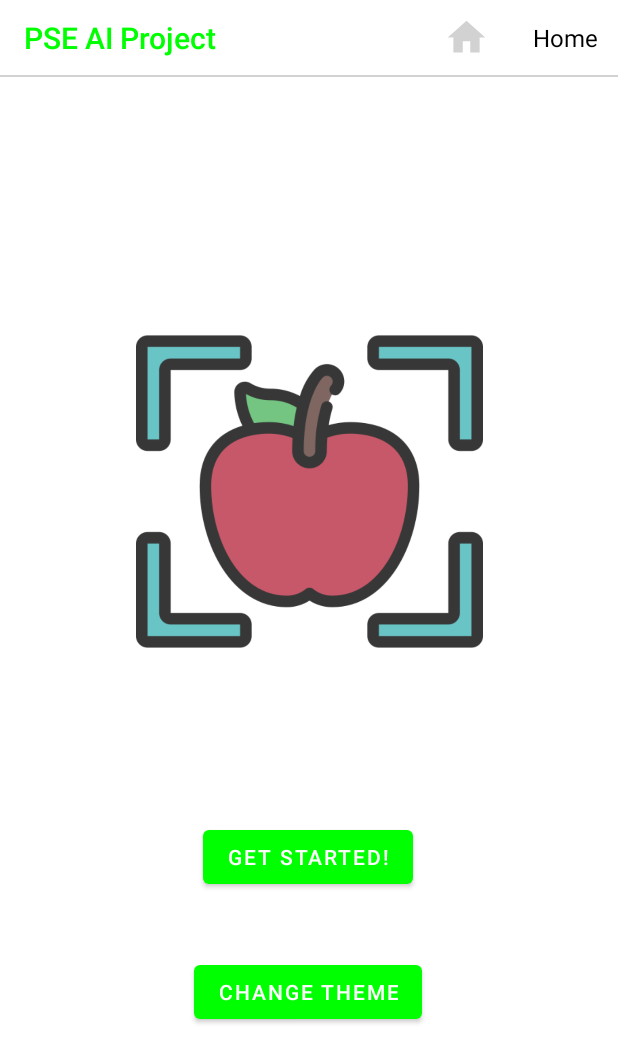
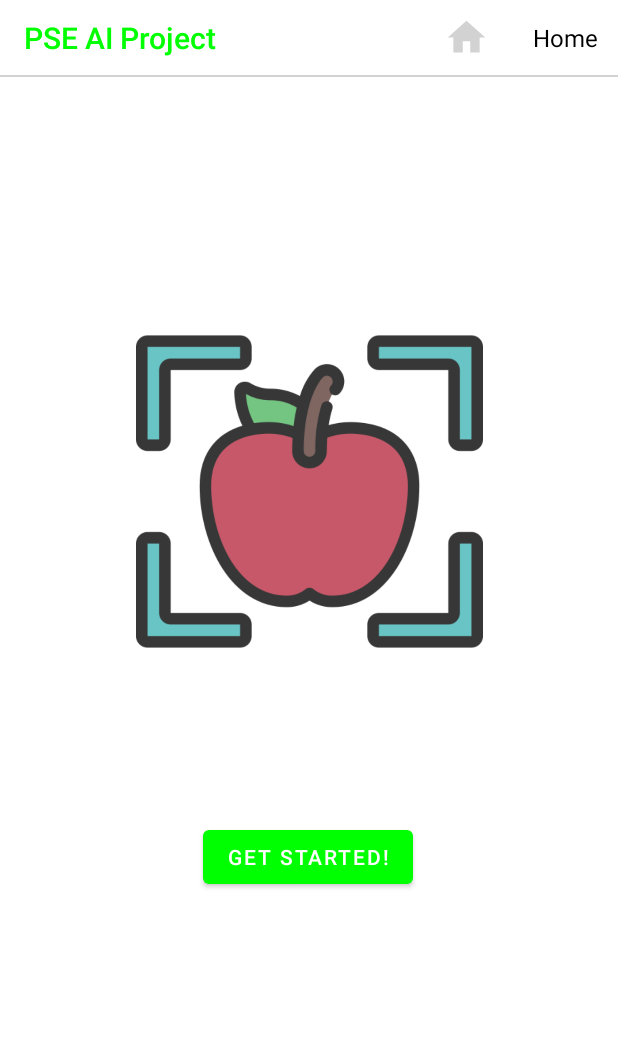
Before and after one commit to andreamu02/PSE-AI-Project, an Android app: the screen it shows after launch once a user with an empty profile is signed in (MainActivity), on a phone screen of 412 x 824 dp. Shown: the top 1063 px of the screen. Run offline under Robolectric (Android 15) with nearby library versions, the phone set to English and light mode, and no system bars; our stand-ins replace Firebase (no records; nobody signed in at launch, a user with empty details on screens opened directly).

Commit message:
Aggiunta funzione di cambio tema da spinner item

```diff
--- a/app/src/main/java/it/unipd/dei/pseaiproject/CustomSpinnerAdapter.kt
+++ b/app/src/main/java/it/unipd/dei/pseaiproject/CustomSpinnerAdapter.kt
@@ -10,7 +10,7 @@ import android.widget.TextView
 import androidx.core.content.ContextCompat
 import it.unipd.dei.pseaiproject.R
 
-class CustomSpinnerAdapter(context: Context, private val data: List<SpinnerItem>, private val textColor: Int) :
+class CustomSpinnerAdapter(context: Context, private val data: List<SpinnerItem>, private val textColor: Int, private val backgroundColor: Int) :
     ArrayAdapter<SpinnerItem>(context, 0, data) {
 
     override fun getView(position: Int, convertView: View?, parent: ViewGroup): View {
@@ -20,7 +20,9 @@ class CustomSpinnerAdapter(context: Context, private val data: List<SpinnerItem>
         if (view == null) {
             view = LayoutInflater.from(context).inflate(R.layout.spinner_item_layout, parent, false)
             val textView = view.findViewById<TextView>(R.id.text)
+            val imageView = view.findViewById<ImageView>(R.id.icon)
             textView.setTextColor(ContextCompat.getColor(context, textColor))
+            view.setBackgroundColor(ContextCompat.getColor(context, backgroundColor))
             holder = ViewHolder()
             holder.icon = view.findViewById(R.id.icon)
             holder.text = view.findViewById(R.id.text)
--- a/app/src/main/java/it/unipd/dei/pseaiproject/MainActivity.kt
+++ b/app/src/main/java/it/unipd/dei/pseaiproject/MainActivity.kt
@@ -21,10 +21,16 @@ class MainActivity : AppCompatActivity() {
         super.onCreate(savedInstanceState)
         val sharedPreferences = getSharedPreferences("ThemePrefs", Context.MODE_PRIVATE)
         val isDarkTheme = sharedPreferences.getBoolean("isDarkTheme", false)
+        var backgroundAB = R.color.black
+        var titleColor = R.color.ametista
+        var spinnerTextColor = R.color.white
         if (isDarkTheme) {
             setTheme(R.style.DarkStyle)
         } else {
             setTheme(R.style.LightStyle)
+            backgroundAB = R.color.white
+            titleColor = R.color.green
+            spinnerTextColor = R.color.black
         }
 
         firebaseAuth = FirebaseAuth.getInstance()
@@ -38,33 +44,15 @@ class MainActivity : AppCompatActivity() {
         val spinnerItems = listOf(
             SpinnerItem(R.drawable.home, "Home"),
             SpinnerItem(R.drawable.information_slab_box, "Info"),
-            SpinnerItem(R.drawable.theme_light_dark, "Change Theme"),
-            SpinnerItem(R.drawable.home, "Logout")
+            SpinnerItem(R.drawable.theme_light_dark, "Change theme"),
+            SpinnerItem(R.drawable.logout, "Logout")
         )
-
-        var backgroundAB = R.color.black
-        var titleColor = R.color.ametista
-        var spinnerTextColor = R.color.white
-        if (!isDarkTheme) {
-            backgroundAB = R.color.white
-            titleColor = R.color.green
-            spinnerTextColor = R.color.black
-        }
 
         supportActionBar?.setBackgroundDrawable(ColorDrawable(resources.getColor(backgroundAB)))
         toolbar.setTitleTextColor(resources.getColor(titleColor))
 
-        val adapter = CustomSpinnerAdapter(this, spinnerItems, spinnerTextColor)
+        val adapter = CustomSpinnerAdapter(this, spinnerItems, spinnerTextColor, backgroundAB)
         spinner.adapter = adapter
-        val buttonChangeTheme = findViewById<Button>(R.id.changeTheme) // Bottone per cambiare tema
-        buttonChangeTheme.setOnClickListener {
-            // Cambia tema e riavvia l'attività
-            val editor: SharedPreferences.Editor = sharedPreferences.edit()
-            editor.putBoolean("isDarkTheme", !isDarkTheme)
-            editor.apply()
-
-            recreate()
-        }
 
         // Gestire gli eventi di selezione
         spinner.onItemSelectedListener = object : AdapterView.OnItemSelectedListener {
@@ -76,7 +64,14 @@ class MainActivity : AppCompatActivity() {
                     startActivity(intent)
                     finish()
                 }
-                Toast.makeText(this@MainActivity, "Selected: $item", Toast.LENGTH_SHORT).show()
+                if(item.text == "Change theme"){
+                    val editor: SharedPreferences.Editor = sharedPreferences.edit()
+                    editor.putBoolean("isDarkTheme", !isDarkTheme)
+                    editor.apply()
+                    spinner.setSelection(0)
+                    recreate()
+                }
+                //Toast.makeText(this@MainActivity, "Selected: $item", Toast.LENGTH_SHORT).show()
             }
 
             override fun onNothingSelected(parent: AdapterView<*>) {
--- /dev/null
+++ b/app/src/main/res/drawable/logout.xml
@@ -0,0 +1,9 @@
+<vector xmlns:android="http://schemas.android.com/apk/res/android"
+    android:width="24dp"
+    android:height="24dp"
+    android:viewportWidth="960"
+    android:viewportHeight="960">
+  <path
+      android:pathData="M200,840q-33,0 -56.5,-23.5T120,760v-560q0,-33 23.5,-56.5T200,120h280v80L200,200v560h280v80L200,840ZM640,680 L585,622 687,520L360,520v-80h327L585,338l55,-58 200,200 -200,200Z"
+      android:fillColor="@color/lightGrey"/>
+</vector>
--- a/app/src/main/res/layout/activity_main.xml
+++ b/app/src/main/res/layout/activity_main.xml
@@ -40,18 +40,6 @@
         app:layout_constraintRight_toRightOf="parent" />
 
     <Button
-        android:id="@+id/changeTheme"
-        android:layout_width="wrap_content"
-        android:layout_height="wrap_content"
-        android:text="@string/changeTheme"
-        app:layout_constraintBottom_toBottomOf="parent"
-        app:layout_constraintEnd_toEndOf="parent"
-        app:layout_constraintHorizontal_bias="0.498"
-        app:layout_constraintStart_toStartOf="parent"
-        app:layout_constraintTop_toTopOf="parent"
-        app:layout_constraintVertical_bias="0.821" />
-
-    <Button
         android:id="@+id/getStarted"
         android:layout_width="wrap_content"
         android:layout_height="wrap_content"
```
